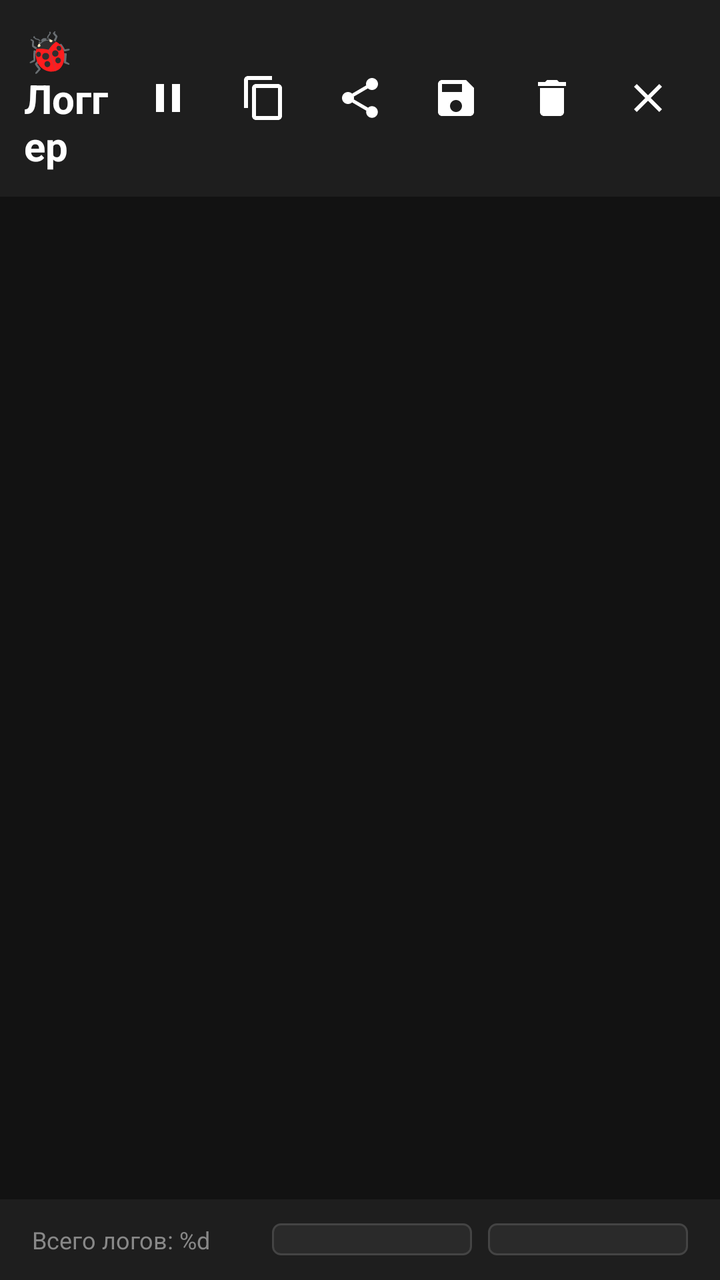
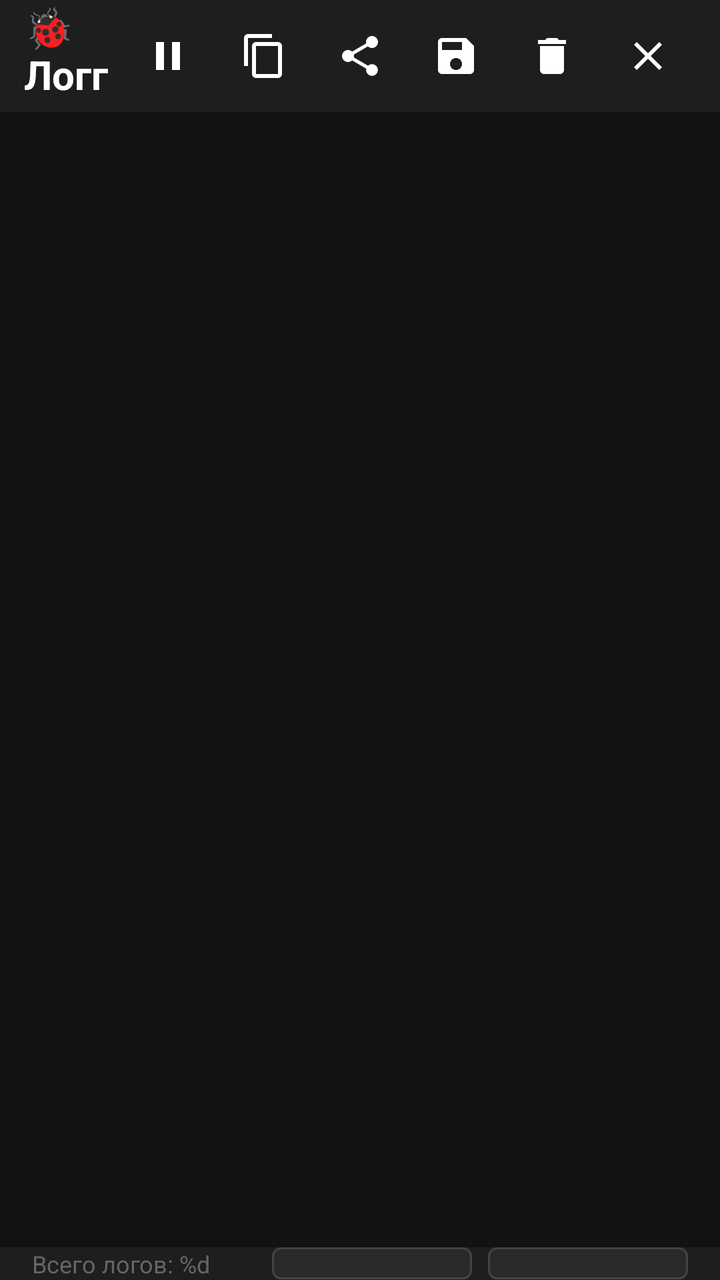

Compare the two renders of this Android layout. The source of the first and the diff that turns it into the second are given below.
<!-- AndroidManifest.xml: activity theme Theme.AppCompat.Translucent -->
<!-- res/layout/activity_logger.xml -->
<LinearLayout xmlns:android="http://schemas.android.com/apk/res/android"
    android:layout_width="match_parent"
    android:layout_height="match_parent"
    android:orientation="vertical"
    android:background="@color/background_dark">

    
    <LinearLayout
        android:layout_width="match_parent"
        android:layout_height="wrap_content"
        android:orientation="horizontal"
        android:gravity="center_vertical"
        android:padding="12dp"
        android:background="@color/background_card">

        <TextView
            android:layout_width="0dp"
            android:layout_height="wrap_content"
            android:layout_weight="1"
            android:text="@string/logger_title"
            android:textColor="@color/text_primary"
            android:textSize="20sp"
            android:textStyle="bold" />

        
        <ImageButton
            android:id="@+id/btn_pause"
            android:layout_width="48dp"
            android:layout_height="48dp"
            android:src="@drawable/ic_pause"
            android:background="?android:attr/selectableItemBackgroundBorderless"
            android:contentDescription="@string/logger_pause"
            android:padding="12dp" />

        
        <ImageButton
            android:id="@+id/btn_copy"
            android:layout_width="48dp"
            android:layout_height="48dp"
            android:src="@drawable/ic_copy"
            android:background="?android:attr/selectableItemBackgroundBorderless"
            android:contentDescription="@string/logger_copy"
            android:padding="12dp" />

        
        <ImageButton
            android:id="@+id/btn_share"
            android:layout_width="48dp"
            android:layout_height="48dp"
            android:src="@drawable/ic_share"
            android:background="?android:attr/selectableItemBackgroundBorderless"
            android:contentDescription="@string/logger_share"
            android:padding="12dp" />

        
        <ImageButton
            android:id="@+id/btn_save"
            android:layout_width="48dp"
            android:layout_height="48dp"
            android:src="@drawable/ic_save"
            android:background="?android:attr/selectableItemBackgroundBorderless"
            android:contentDescription="@string/logger_save"
            android:padding="12dp" />

        
        <ImageButton
            android:id="@+id/btn_clear"
            android:layout_width="48dp"
            android:layout_height="48dp"
            android:src="@drawable/ic_clear"
            android:background="?android:attr/selectableItemBackgroundBorderless"
            android:contentDescription="@string/logger_clear"
            android:padding="12dp" />

        
        <ImageButton
            android:id="@+id/btn_close"
            android:layout_width="48dp"
            android:layout_height="48dp"
            android:src="@drawable/ic_close"
            android:background="?android:attr/selectableItemBackgroundBorderless"
            android:contentDescription="@string/logger_close"
            android:padding="12dp" />

    </LinearLayout>

    
    <LinearLayout
        android:id="@+id/pause_panel"
        android:layout_width="match_parent"
        android:layout_height="wrap_content"
        android:orientation="horizontal"
        android:gravity="center"
        android:padding="8dp"
        android:background="@color/background_warning"
        android:visibility="gone">

        <TextView
            android:layout_width="wrap_content"
            android:layout_height="wrap_content"
            android:text="@string/logger_paused"
            android:textColor="@color/status_warning"
            android:textSize="14sp"
            android:layout_marginStart="8dp" />

    </LinearLayout>

    
    <androidx.recyclerview.widget.RecyclerView
        android:id="@+id/recycler_logs"
        android:layout_width="match_parent"
        android:layout_height="0dp"
        android:layout_weight="1"
        android:padding="8dp"
        android:clipToPadding="false"
        android:scrollbars="vertical" />

    
    <LinearLayout
        android:layout_width="match_parent"
        android:layout_height="wrap_content"
        android:orientation="horizontal"
        android:gravity="center_vertical"
        android:padding="12dp"
        android:paddingStart="16dp"
        android:paddingEnd="16dp"
        android:background="@color/background_card">

        
        <TextView
            android:id="@+id/tv_status"
            android:layout_width="0dp"
            android:layout_height="wrap_content"
            android:layout_weight="1"
            android:text="@string/logger_status"
            android:textColor="@color/text_muted"
            android:textSize="12sp" />

        
        <Spinner
            android:id="@+id/spinner_level"
            android:layout_width="wrap_content"
            android:layout_height="wrap_content"
            android:layout_marginStart="8dp"
            android:minWidth="100dp"
            android:background="@drawable/spinner_bg"
            android:popupBackground="@color/background_card"
            android:spinnerMode="dropdown" />

        
        <Spinner
            android:id="@+id/spinner_source"
            android:layout_width="wrap_content"
            android:layout_height="wrap_content"
            android:layout_marginStart="8dp"
            android:minWidth="100dp"
            android:background="@drawable/spinner_bg"
            android:popupBackground="@color/background_card"
            android:spinnerMode="dropdown" />

    </LinearLayout>

</LinearLayout>
<!-- resources referenced by this layout -->
<resources>
  <color name="background_card">#1E1E1E</color>
  <color name="background_dark">#121212</color>
  <color name="background_warning">#332A2A</color>
  <color name="status_warning">#FF9800</color>
  <color name="text_muted">#888888</color>
  <color name="text_primary">#FFFFFF</color>
  <!-- drawable ic_clear (drawable) -->
  <vector xmlns:android="http://schemas.android.com/apk/res/android"
      android:width="24dp"
      android:height="24dp"
      android:viewportWidth="24"
      android:viewportHeight="24">
      <path
          android:fillColor="#FFFFFF"
          android:pathData="M6,19c0,1.1 0.9,2 2,2h8c1.1,0 2,-0.9 2,-2V7H6v12zM19,4h-3.5l-1,-1h-5l-1,1H5v2h14V4z"/>
  </vector>
  <!-- drawable ic_pause (drawable) -->
  <vector xmlns:android="http://schemas.android.com/apk/res/android"
      android:width="24dp"
      android:height="24dp"
      android:viewportWidth="24"
      android:viewportHeight="24">
      <path
          android:fillColor="#FFFFFF"
          android:pathData="M6,19h4V5H6v14zm8,-14v14h4V5h-4z"/>
  </vector>
  <string name="logger_clear">Очистить</string>
  <string name="logger_close">Закрыть</string>
  <string name="logger_copy">Копировать</string>
  <string name="logger_pause">Пауза</string>
  <string name="logger_paused">Сбор логов приостановлен</string>
  <string name="logger_save">Сохранить логи</string>
  <string name="logger_share">Поделиться логами</string>
  <string name="logger_status" formatted="false">Всего логов: %d</string>
  <string name="logger_title">🐞 Логгер</string>
  <style name="Theme.AppCompat.Translucent" parent="Theme.QutyLaunch">
          <item name="android:windowIsTranslucent">true</item>
          <item name="android:windowBackground">@android:color/transparent</item>
      </style>
  <color name="spinner_background">#2A2A2A</color>
  <color name="spinner_stroke">#444444</color>
  <!-- unchanged entries left out for length: 6 -->
</resources>

<!-- the commit's change to res/layout/activity_logger.xml (unified diff, before → after) -->
@@ -6,81 +6,68 @@
 
     
     <LinearLayout
-        android:layout_width="match_parent"
-        android:layout_height="wrap_content"
-        android:orientation="horizontal"
-        android:gravity="center_vertical"
-        android:padding="12dp"
-        android:background="@color/background_card">
+        style="@style/Toolbar">
 
         <TextView
             android:layout_width="0dp"
             android:layout_height="wrap_content"
             android:layout_weight="1"
-            android:text="@string/logger_title"
-            android:textColor="@color/text_primary"
-            android:textSize="20sp"
-            android:textStyle="bold" />
+            style="@style/Text.Title.Medium"
+            android:text="@string/logger_title" />
 
-        
         <ImageButton
             android:id="@+id/btn_pause"
-            android:layout_width="48dp"
-            android:layout_height="48dp"
+            android:layout_width="@dimen/icon_large"
+            android:layout_height="@dimen/icon_large"
             android:src="@drawable/ic_pause"
             android:background="?android:attr/selectableItemBackgroundBorderless"
             android:contentDescription="@string/logger_pause"
-            android:padding="12dp" />
+            android:padding="@dimen/spacing_m" />
 
-        
         <ImageButton
             android:id="@+id/btn_copy"
-            android:layout_width="48dp"
-            android:layout_height="48dp"
+            android:layout_width="@dimen/icon_large"
+            android:layout_height="@dimen/icon_large"
             android:src="@drawable/ic_copy"
             android:background="?android:attr/selectableItemBackgroundBorderless"
             android:contentDescription="@string/logger_copy"
-            android:padding="12dp" />
+            android:padding="@dimen/spacing_m" />
 
-        
         <ImageButton
             android:id="@+id/btn_share"
-            android:layout_width="48dp"
-            android:layout_height="48dp"
+            android:layout_width="@dimen/icon_large"
+            android:layout_height="@dimen/icon_large"
             android:src="@drawable/ic_share"
             android:background="?android:attr/selectableItemBackgroundBorderless"
             android:contentDescription="@string/logger_share"
-            android:padding="12dp" />
+            android:padding="@dimen/spacing_m" />
 
-        
         <ImageButton
             android:id="@+id/btn_save"
-            android:layout_width="48dp"
-            android:layout_height="48dp"
+            android:layout_width="@dimen/icon_large"
+            android:layout_height="@dimen/icon_large"
             android:src="@drawable/ic_save"
             android:background="?android:attr/selectableItemBackgroundBorderless"
             android:contentDescription="@string/logger_save"
-            android:padding="12dp" />
+            android:padding="@dimen/spacing_m" />
 
-        
         <ImageButton
             android:id="@+id/btn_clear"
-            android:layout_width="48dp"
-            android:layout_height="48dp"
+            android:layout_width="@dimen/icon_large"
+            android:layout_height="@dimen/icon_large"
             android:src="@drawable/ic_clear"
             android:background="?android:attr/selectableItemBackgroundBorderless"
             android:contentDescription="@string/logger_clear"
-            android:padding="12dp" />
+            android:padding="@dimen/spacing_m" />
 
-        
         <ImageButton
             android:id="@+id/btn_close"
-            android:layout_width="48dp"
-            android:layout_height="48dp"
+            android:layout_width="@dimen/icon_large"
+            android:layout_height="@dimen/icon_large"
             android:src="@drawable/ic_close"
             android:background="?android:attr/selectableItemBackgroundBorderless"
             android:contentDescription="@string/logger_close"
-            android:padding="12dp" />
+            android:padding="@dimen/spacing_m" />
 
     </LinearLayout>
 
@@ -91,17 +78,16 @@
         android:layout_height="wrap_content"
         android:orientation="horizontal"
         android:gravity="center"
-        android:padding="8dp"
+        android:padding="@dimen/spacing_s"
         android:background="@color/background_warning"
         android:visibility="gone">
 
         <TextView
             android:layout_width="wrap_content"
             android:layout_height="wrap_content"
+            style="@style/Text.Body"
             android:text="@string/logger_paused"
-            android:textColor="@color/status_warning"
-            android:textSize="14sp"
-            android:layout_marginStart="8dp" />
+            android:textColor="@color/status_warning" />
 
     </LinearLayout>
 
@@ -111,7 +97,7 @@
         android:layout_width="match_parent"
         android:layout_height="0dp"
         android:layout_weight="1"
-        android:padding="8dp"
+        android:padding="@dimen/spacing_s"
         android:clipToPadding="false"
         android:scrollbars="vertical" />
 
@@ -119,44 +105,26 @@
     <LinearLayout
         android:layout_width="match_parent"
         android:layout_height="wrap_content"
-        android:orientation="horizontal"
-        android:gravity="center_vertical"
-        android:padding="12dp"
-        android:paddingStart="16dp"
-        android:paddingEnd="16dp"
-        android:background="@color/background_card">
+        style="@style/Toolbar"
+        android:paddingStart="@dimen/spacing_l"
+        android:paddingEnd="@dimen/spacing_l">
 
-        
         <TextView
             android:id="@+id/tv_status"
             android:layout_width="0dp"
             android:layout_height="wrap_content"
             android:layout_weight="1"
-            android:text="@string/logger_status"
-            android:textColor="@color/text_muted"
-            android:textSize="12sp" />
+            style="@style/Text.Small"
+            android:text="@string/logger_status" />
 
-        
         <Spinner
             android:id="@+id/spinner_level"
-            android:layout_width="wrap_content"
-            android:layout_height="wrap_content"
-            android:layout_marginStart="8dp"
-            android:minWidth="100dp"
-            android:background="@drawable/spinner_bg"
-            android:popupBackground="@color/background_card"
-            android:spinnerMode="dropdown" />
+            style="@style/Spinner" />
 
-        
         <Spinner
             android:id="@+id/spinner_source"
-            android:layout_width="wrap_content"
-            android:layout_height="wrap_content"
-            android:layout_marginStart="8dp"
-            android:minWidth="100dp"
-            android:background="@drawable/spinner_bg"
-            android:popupBackground="@color/background_card"
-            android:spinnerMode="dropdown" />
+            style="@style/Spinner"
+            android:layout_marginStart="@dimen/spacing_s" />
 
     </LinearLayout>
 
<!-- resource entries referenced after the edit -->
@@ -1,10 +1,26 @@
 <!-- resources referenced by this layout -->
 <resources>
   <color name="background_card">#1E1E1E</color>
+  <style name="Text">
+          <item name="android:textSize">@dimen/text_m</item>
+          <item name="android:textColor">@color/text_primary</item>
+      </style>
+  <dimen name="text_m">14sp</dimen>
+  <dimen name="text_s">12sp</dimen>
+  <color name="text_dim">#666666</color>
+  <style name="Text.Title">
+          <item name="android:textColor">@color/text_primary</item>
+          <item name="android:textStyle">bold</item>
+      </style>
+  <dimen name="title_medium">20sp</dimen>
+  <dimen name="height_toolbar">56dp</dimen>
   <color name="background_dark">#121212</color>
   <color name="background_warning">#332A2A</color>
   <color name="status_warning">#FF9800</color>
-  <color name="text_muted">#888888</color>
+  <dimen name="icon_large">48dp</dimen>
+  <dimen name="spacing_l">16dp</dimen>
+  <dimen name="spacing_m">12dp</dimen>
+  <dimen name="spacing_s">8dp</dimen>
   <color name="text_primary">#FFFFFF</color>
   <!-- drawable ic_clear (drawable) -->
   <vector xmlns:android="http://schemas.android.com/apk/res/android"
@@ -35,10 +51,38 @@
   <string name="logger_share">Поделиться логами</string>
   <string name="logger_status" formatted="false">Всего логов: %d</string>
   <string name="logger_title">🐞 Логгер</string>
+  <style name="Spinner">
+          <item name="android:layout_width">wrap_content</item>
+          <item name="android:layout_height">wrap_content</item>
+          <item name="android:minWidth">@dimen/spinner_min_width</item>
+          <item name="android:background">@drawable/spinner_bg</item>
+          <item name="android:popupBackground">@color/background_card</item>
+          <item name="android:spinnerMode">dropdown</item>
+      </style>
+  <style name="Text.Body" parent="Text">
+          <item name="android:textSize">@dimen/text_m</item>
+      </style>
+  <style name="Text.Small" parent="Text">
+          <item name="android:textSize">@dimen/text_s</item>
+          <item name="android:textColor">@color/text_dim</item>
+      </style>
+  <style name="Text.Title.Medium" parent="Text.Title">
+          <item name="android:textSize">@dimen/title_medium</item>
+      </style>
+  <style name="Toolbar">
+          <item name="android:layout_width">match_parent</item>
+          <item name="android:layout_height">@dimen/height_toolbar</item>
+          <item name="android:background">@color/background_card</item>
+          <item name="android:paddingStart">@dimen/spacing_m</item>
+          <item name="android:paddingEnd">@dimen/spacing_m</item>
+          <item name="android:gravity">center_vertical</item>
+          <item name="android:orientation">horizontal</item>
+      </style>
   <style name="Theme.AppCompat.Translucent" parent="Theme.QutyLaunch">
           <item name="android:windowIsTranslucent">true</item>
           <item name="android:windowBackground">@android:color/transparent</item>
       </style>
+  <dimen name="spinner_min_width">100dp</dimen>
   <color name="spinner_background">#2A2A2A</color>
   <color name="spinner_stroke">#444444</color>
   <!-- unchanged entries left out for length: 6 -->
